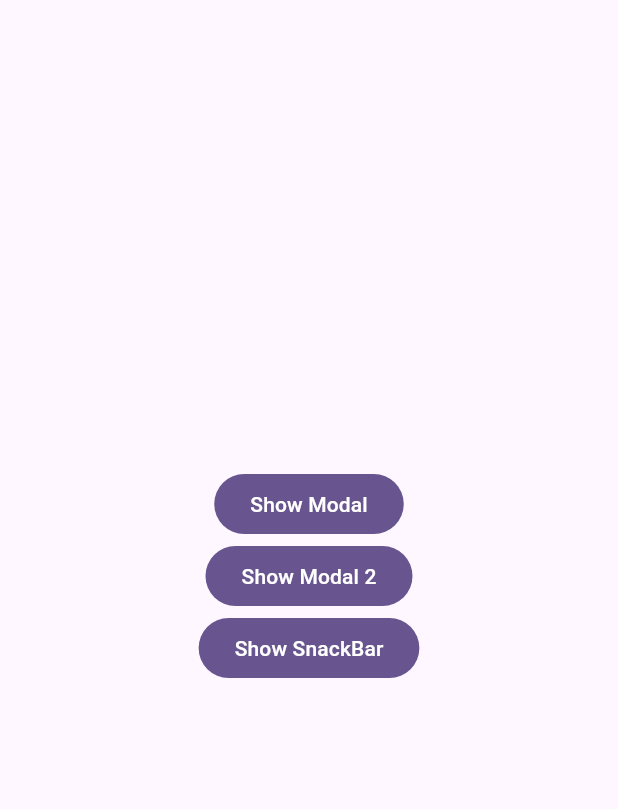
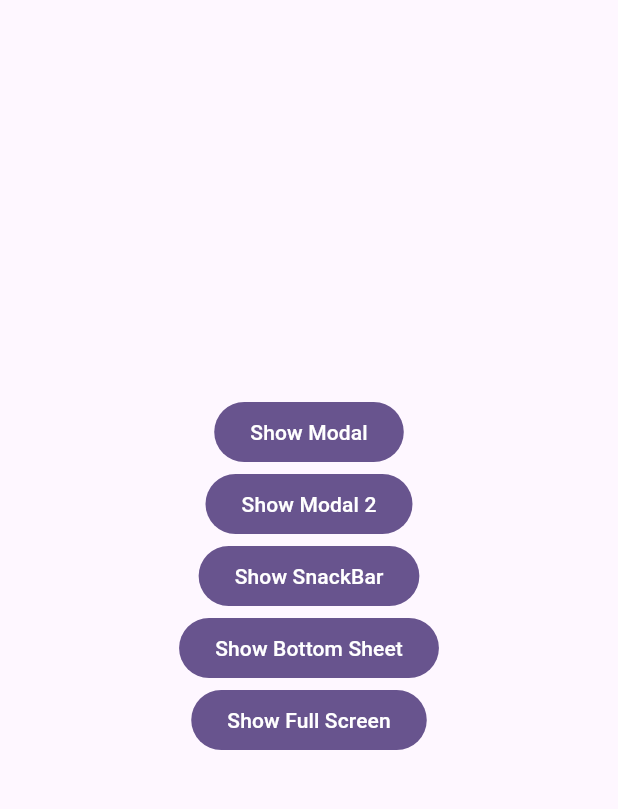
Before and after one commit to Gravity-Field/gravity-sdk-flutter, a Flutter app: the screen it shows after launch, on a phone screen of 412 x 824 dp, the part 84-893 px from its top. Run offline on Flutter 3.47's test engine with Material 3 defaults, Android fonts, the phone set to English and light mode, and no system bars.

Commit message:
Added bottom sheet and full screen.

```diff
--- a/example/lib/main.dart
+++ b/example/lib/main.dart
@@ -30,6 +30,7 @@ class MyHomePage extends StatelessWidget {
       appBar: AppBar(
         backgroundColor: Theme.of(context).colorScheme.inversePrimary,
         title: Text('Gravity SDK Example'),
+        automaticallyImplyLeading: false,
       ),
       body: Center(
         child: Column(
@@ -38,6 +39,8 @@ class MyHomePage extends StatelessWidget {
             _ModalButton(),
             _ModalButton2(),
             _SnackBarButton(),
+            _BottomSheetButton(),
+            _FullScreenButton(),
           ],
         ),
       ),
@@ -99,3 +102,44 @@ class _SnackBarButton extends StatelessWidget {
     );
   }
 }
+
+class _BottomSheetButton extends StatelessWidget {
+  const _BottomSheetButton();
+
+  @override
+  Widget build(BuildContext context) {
+    return FilledButton(
+      onPressed: () {
+        showModalBottomSheet(
+          context: context,
+          builder: (context) {
+            final bottomSheet = GravitySDK().getBottomSheet();
+            return bottomSheet;
+          },
+        );
+      },
+      child: Text('Show Bottom Sheet'),
+    );
+  }
+}
+
+class _FullScreenButton extends StatelessWidget {
+  const _FullScreenButton();
+
+  @override
+  Widget build(BuildContext context) {
+    return FilledButton(
+      onPressed: () {
+        Navigator.of(context).push(
+          MaterialPageRoute(
+            builder: (context) {
+              final fullScreen = GravitySDK().getFullScreen();
+              return fullScreen;
+            },
+          ),
+        );
+      },
+      child: Text('Show Full Screen'),
+    );
+  }
+}
--- a/lib/gravity_sdk.dart
+++ b/lib/gravity_sdk.dart
@@ -1,3 +1,4 @@
 export 'src/gravity_sdk.dart';
 export 'src/widgets/modal/modal.dart';
 export 'src/widgets/snackbar/snackbar.dart';
+export 'src/widgets/bottom_sheet/gravity_bottom_sheet.dart';
```
Also changed, not shown: lib/src/gravity_sdk.dart (+10 -0 lines), lib/src/widgets/bottom_sheet/gravity_bottom_sheet.dart (added, +34 -0 lines), lib/src/widgets/full_screen/gravity_full_screen.dart (added, +35 -0 lines).
